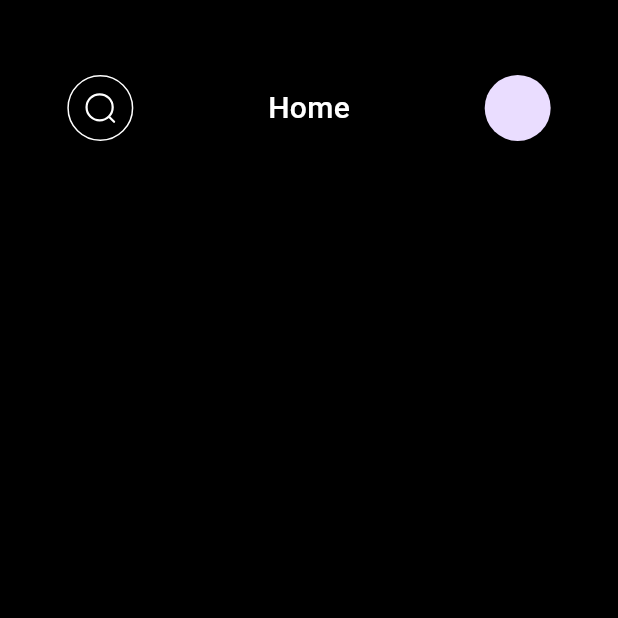
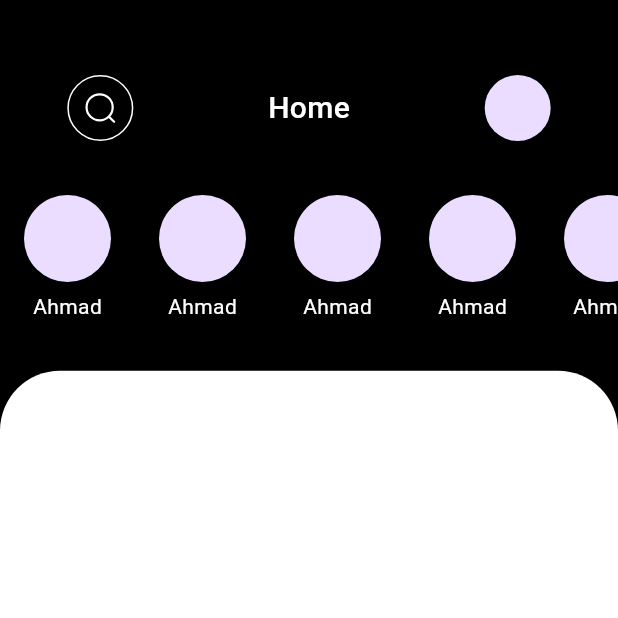
Before and after one commit to a7iiid/chat_box, a Flutter app: the Home screen opened by its route, on a phone screen of 412 x 824 dp, the top half of it. Run offline on Flutter 3.47's test engine with Material 3 defaults, Android fonts, the phone set to English and light mode, and no system bars; our stand-ins replace firebase_auth, firebase_core, flutter_svg, go_router; accounts and stored records are empty; Roboto replaces fonts that are missing (Caros).

Commit message:
add status and containr

```diff
--- a/lib/feturs/home/view/home_body.dart
+++ b/lib/feturs/home/view/home_body.dart
@@ -1,11 +1,9 @@
-import 'dart:ffi';
-
 import 'package:chat_app/core/assets.dart';
 import 'package:chat_app/core/utils/app_style.dart';
 import 'package:flutter/material.dart';
-import 'package:flutter_svg/flutter_svg.dart';
 
 import '../widget/hedar_home.dart';
+import '../widget/status.dart';
 
 class HomeBody extends StatelessWidget {
   const HomeBody({super.key});
@@ -21,10 +19,32 @@ class HomeBody extends StatelessWidget {
           color: Colors.black,
         ),
         Positioned(
-          width: MediaQuery.sizeOf(context).width,
+          width: MediaQuery.of(context).size.width,
           top: 50,
           child: const HedarHome(),
-        )
+        ),
+        Positioned(
+          width: MediaQuery.of(context).size.width,
+          top: 130,
+          bottom: 0,
+          child: const Status(),
+        ),
+        Positioned(
+            top: MediaQuery.of(context).size.height * .3,
+            width: MediaQuery.of(context).size.width,
+            child: Container(
+              width: MediaQuery.of(context).size.width,
+              height: MediaQuery.of(context).size.height,
+              decoration: ShapeDecoration(
+                color: Colors.white,
+                shape: RoundedRectangleBorder(
+                  borderRadius: BorderRadius.only(
+                    topLeft: Radius.circular(40),
+                    topRight: Radius.circular(40),
+                  ),
+                ),
+              ),
+            ))
       ],
     );
   }
--- /dev/null
+++ b/lib/feturs/home/widget/status.dart
@@ -0,0 +1,37 @@
+import 'package:chat_app/core/utils/app_style.dart';
+import 'package:flutter/material.dart';
+
+class Status extends StatelessWidget {
+  const Status({
+    super.key,
+  });
+
+  @override
+  Widget build(BuildContext context) {
+    return Container(
+      height: MediaQuery.of(context).size.height - 130, // Constrain height
+      child: ListView.builder(
+        scrollDirection: Axis.horizontal,
+        itemCount: 15,
+        itemBuilder: (context, index) {
+          return const Padding(
+            padding: EdgeInsets.symmetric(horizontal: 16.0),
+            child: Column(
+              mainAxisSize: MainAxisSize.min,
+              children: [
+                CircleAvatar(
+                  radius: 29,
+                ),
+                const SizedBox(height: 16),
+                Text(
+                  "Ahmad",
+                  style: AppStyle.regular14,
+                ),
+              ],
+            ),
+          );
+        },
+      ),
+    );
+  }
+}
```
